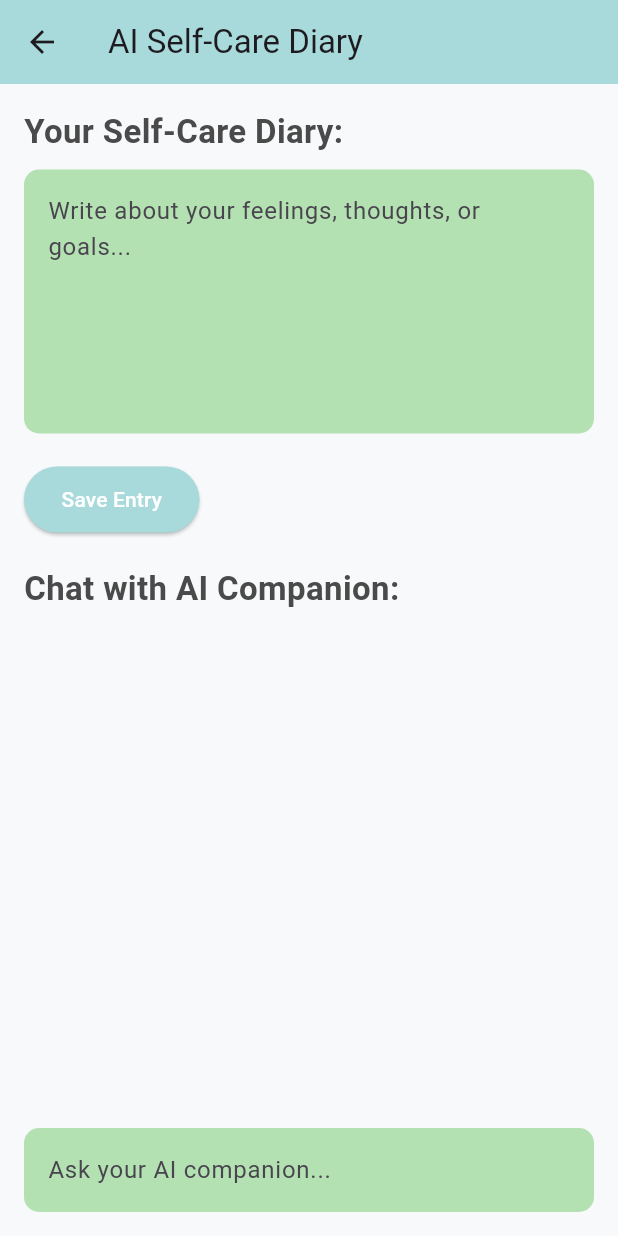
After one commit to piyara99/testapp1, a Flutter app: the AISelfCareDiaryPage screen opened directly, on a phone screen of 412 x 824 dp. The commit adds this screen. Run offline on Flutter 3.47's test engine with Material 3 defaults, Android fonts, the light colour scheme and no system bars.

Commit message:
added selfcare diary

```diff
--- a/lib/caregiver_dashboard.dart
+++ b/lib/caregiver_dashboard.dart
@@ -4,6 +4,7 @@ import 'mood_tracking.dart'; // Import the mood_tracking.dart page
 import 'task_management.dart'; // Import the task_management.dart page
 import 'behavior_tracking.dart'; // Import the new behavior tracking page
 import 'image_communication.dart'; // Import the new page
+import 'selfcarediary.dart';
 
 void main() {
   runApp(MyApp());
@@ -65,6 +66,17 @@ class _CaregiverDashboardState extends State<CaregiverDashboard> {
                   MaterialPageRoute(
                     builder: (context) => BehaviorTrackingPage(),
                   ),
+                );
+              },
+            ),
+            ListTile(
+              title: Text('AI Self-Care Diary'),
+              onTap: () {
+                Navigator.push(
+                  context,
+                  MaterialPageRoute(
+                    builder: (context) => AISelfCareDiaryPage(),
+                  ), // Use AISelfCareDiaryPage instead
                 );
               },
             ),
--- /dev/null
+++ b/lib/selfcarediary.dart
@@ -0,0 +1,128 @@
+import 'package:flutter/material.dart';
+
+class AISelfCareDiaryPage extends StatefulWidget {
+  const AISelfCareDiaryPage({Key? key}) : super(key: key);
+
+  @override
+  _AISelfCareDiaryPageState createState() => _AISelfCareDiaryPageState();
+}
+
+class _AISelfCareDiaryPageState extends State<AISelfCareDiaryPage> {
+  final TextEditingController diaryController = TextEditingController();
+  final TextEditingController chatController = TextEditingController();
+  List<String> messages = [];
+
+  // Asynchronous function for AI response (integrating actual API in future)
+  Future<String> getAIResponse(String userInput) async {
+    // Here, you can integrate with OpenAI or another AI API to get the response.
+    // For now, we'll simulate the response.
+    await Future.delayed(Duration(seconds: 1)); // Simulate network delay
+    return "AI: I hear you! How can I assist you further?"; // Simulated AI response
+  }
+
+  @override
+  Widget build(BuildContext context) {
+    return Scaffold(
+      backgroundColor: Color(0xFFF7F9FB), // Light Gray background
+      appBar: AppBar(
+        title: Text('AI Self-Care Diary'),
+        backgroundColor: Color(0xFFA8DADC), // Soft Blue for the header
+      ),
+      body: Padding(
+        padding: const EdgeInsets.all(16.0),
+        child: Column(
+          crossAxisAlignment: CrossAxisAlignment.start,
+          children: [
+            // Diary section
+            Text(
+              'Your Self-Care Diary:',
+              style: TextStyle(
+                fontSize: 22,
+                fontWeight: FontWeight.bold,
+                color: Color(0xFF4A4A4A), // Dark Slate Gray
+              ),
+            ),
+            SizedBox(height: 10),
+            TextField(
+              controller: diaryController,
+              decoration: InputDecoration(
+                hintText: 'Write about your feelings, thoughts, or goals...',
+                filled: true,
+                fillColor: Color(
+                  0xFFB4E1B2,
+                ), // Mint Green background for text input
+                border: OutlineInputBorder(
+                  borderRadius: BorderRadius.circular(10),
+                  borderSide: BorderSide.none,
+                ),
+              ),
+              maxLines: 6,
+              textInputAction: TextInputAction.done,
+            ),
+            SizedBox(height: 20),
+            ElevatedButton(
+              onPressed: () {
+                // Add logic to save diary entry here (or use a database)
+                ScaffoldMessenger.of(context).showSnackBar(
+                  SnackBar(content: Text('Your diary entry has been saved.')),
+                );
+              },
+              style: ElevatedButton.styleFrom(
+                backgroundColor: Color(0xFFA8DADC), // Soft Blue button
+                padding: EdgeInsets.symmetric(horizontal: 25, vertical: 12),
+              ),
+              child: Text('Save Entry', style: TextStyle(color: Colors.white)),
+            ),
+            SizedBox(height: 20),
+
+            // AI Chat Section
+            Text(
+              'Chat with AI Companion:',
+              style: TextStyle(
+                fontSize: 22,
+                fontWeight: FontWeight.bold,
+                color: Color(0xFF4A4A4A),
+              ),
+            ),
+            Expanded(
+              child: ListView.builder(
+                itemCount: messages.length,
+                itemBuilder: (context, index) {
+                  return ListTile(title: Text(messages[index]));
+                },
+              ),
+            ),
+            TextField(
+              controller: chatController,
+              decoration: InputDecoration(
+                hintText: 'Ask your AI companion...',
+                filled: true,
+                fillColor: Color(0xFFB4E1B2),
+                border: OutlineInputBorder(
+                  borderRadius: BorderRadius.circular(10),
+                  borderSide: BorderSide.none,
+                ),
+              ),
+              onSubmitted: (text) async {
+                setState(() {
+                  // Add user message to the list
+                  messages.add("You: $text");
+                });
+
+                // Get AI response
+                String aiResponse = await getAIResponse(text);
+                setState(() {
+                  // Add AI response to the list
+                  messages.add(aiResponse);
+                });
+
+                // Clear chat input field
+                chatController.clear();
+              },
+            ),
+          ],
+        ),
+      ),
+    );
+  }
+}
--- a/pubspec.yaml
+++ b/pubspec.yaml
@@ -30,6 +30,7 @@ environment:
 dependencies:
   flutter:
     sdk: flutter
+  http: ^1.3.0
 
   # The following adds the Cupertino Icons font to your application.
   # Use with the CupertinoIcons class for iOS style icons.
```
Also changed, not shown: pubspec.lock.
